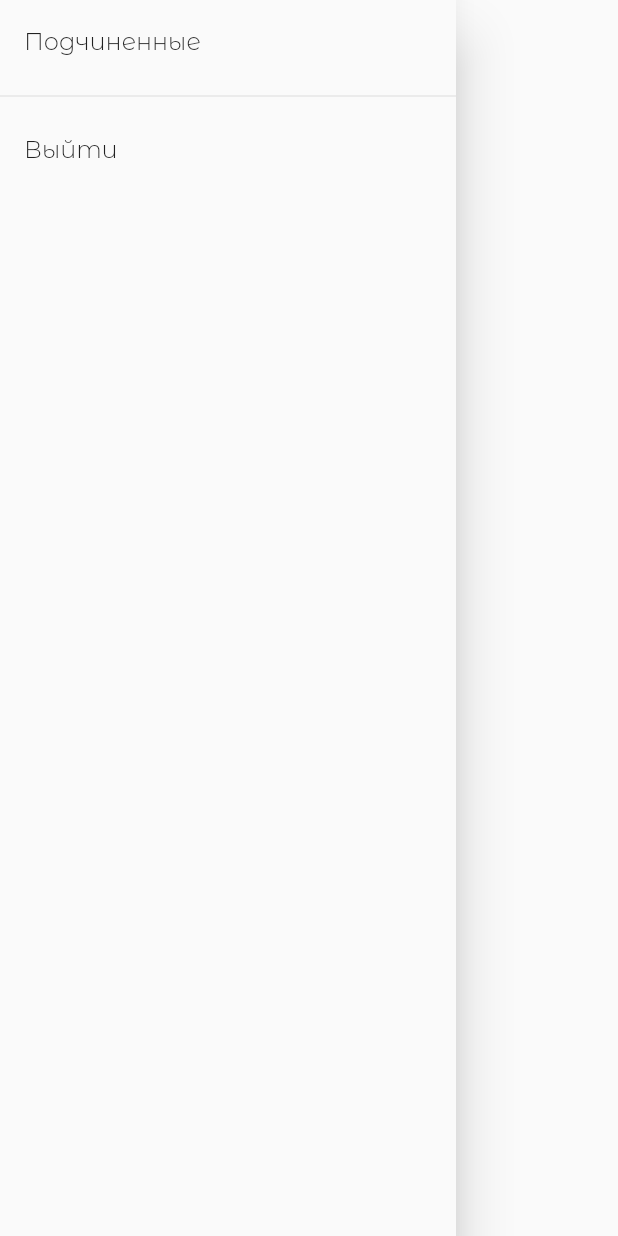
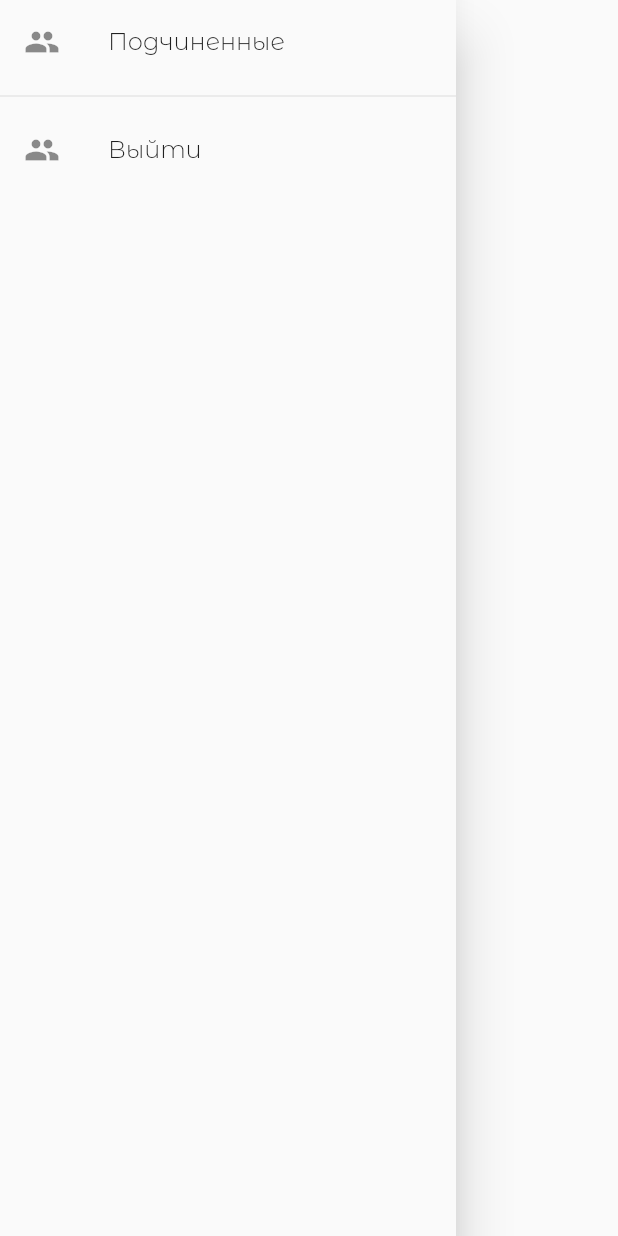
Before and after one commit to 77thecoder/flutter_ams, a Flutter app: the DrawerApp widget shown alone on an empty page, opened directly, on a phone screen of 412 x 824 dp. Run offline on Flutter 3.47's test engine with Material 2 defaults, Android fonts, the phone set to English and light mode, and no system bars; our stand-ins replace loading_indicator, shared_preferences; accounts and stored records are empty.

Commit message:
Добавил иконки в drawer

```diff
--- a/lib/widgets/drawer.dart
+++ b/lib/widgets/drawer.dart
@@ -9,6 +9,7 @@ class DrawerApp extends StatelessWidget {
       child: ListView(
         children: <Widget>[
           ListTile(
+            leading: Icon(Icons.group),
             title: Text('Подчиненные'),
             onTap: () {
               //
@@ -16,6 +17,7 @@ class DrawerApp extends StatelessWidget {
           ),
           Divider(),
           ListTile(
+            leading: Icon(Icons.group),
             title: Text('Выйти'),
             onTap: () {
               Future<bool> exit = AppService.exit();
```
